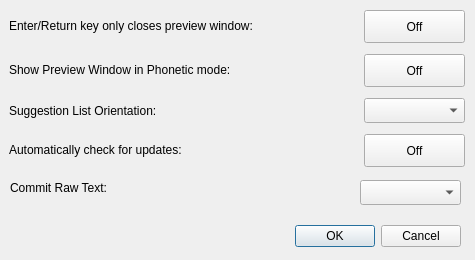
OpenBangla/OpenBangla-Keyboard, file src/frontend/SettingsDialog.ui: the form before one commit.
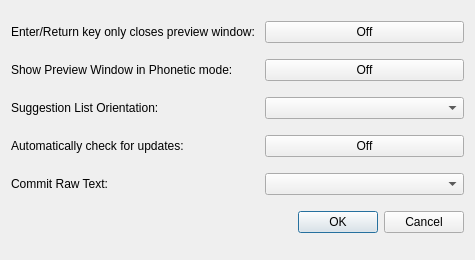
The form after the commit.

Commit message: Add Grid Layout

What changed in the file:
```diff
--- a/src/frontend/SettingsDialog.ui
+++ b/src/frontend/SettingsDialog.ui
@@ -19,108 +19,9 @@
   <property name="windowTitle">
    <string>Settings</string>
   </property>
-  <widget class="QPushButton" name="btnClosePrevWin">
-   <property name="geometry">
-    <rect>
-     <x>364</x>
-     <y>10</y>
-     <width>101</width>
-     <height>33</height>
-    </rect>
-   </property>
-   <property name="text">
-    <string>Off</string>
-   </property>
-   <property name="checkable">
-    <bool>true</bool>
-   </property>
-  </widget>
-  <widget class="QPushButton" name="btnCheckUpdate">
-   <property name="geometry">
-    <rect>
-     <x>364</x>
-     <y>134</y>
-     <width>101</width>
-     <height>33</height>
-    </rect>
-   </property>
-   <property name="text">
-    <string>Off</string>
-   </property>
-   <property name="checkable">
-    <bool>true</bool>
-   </property>
-  </widget>
-  <widget class="QComboBox" name="cmbOrientation">
-   <property name="geometry">
-    <rect>
-     <x>364</x>
-     <y>98</y>
-     <width>101</width>
-     <height>25</height>
-    </rect>
-   </property>
-  </widget>
-  <widget class="QLabel" name="label_4">
-   <property name="geometry">
-    <rect>
-     <x>9</x>
-     <y>142</y>
-     <width>223</width>
-     <height>17</height>
-    </rect>
-   </property>
-   <property name="sizePolicy">
-    <sizepolicy hsizetype="Fixed" vsizetype="Fixed">
-     <horstretch>0</horstretch>
-     <verstretch>0</verstretch>
-    </sizepolicy>
-   </property>
-   <property name="text">
-    <string>&lt;html&gt;&lt;head/&gt;&lt;body&gt;&lt;p&gt;Automatically check for updates:&lt;/p&gt;&lt;/body&gt;&lt;/html&gt;</string>
-   </property>
-  </widget>
-  <widget class="QPushButton" name="btnShowPrevWin">
-   <property name="geometry">
-    <rect>
-     <x>364</x>
-     <y>54</y>
-     <width>101</width>
-     <height>33</height>
-    </rect>
-   </property>
-   <property name="text">
-    <string>Off</string>
-   </property>
-   <property name="checkable">
-    <bool>true</bool>
-   </property>
-  </widget>
-  <widget class="QDialogButtonBox" name="buttonBox">
-   <property name="geometry">
-    <rect>
-     <x>10</x>
-     <y>220</y>
-     <width>451</width>
-     <height>33</height>
-    </rect>
-   </property>
-   <property name="orientation">
-    <enum>Qt::Horizontal</enum>
-   </property>
-   <property name="standardButtons">
-    <set>QDialogButtonBox::Cancel|QDialogButtonBox::Ok</set>
-   </property>
-  </widget>
+  <layout class="QGridLayout" name="gridLayout">
+   <item row="0" column="0">
   <widget class="QLabel" name="label">
-   <property name="geometry">
-    <rect>
-     <x>9</x>
-     <y>18</y>
-     <width>315</width>
-     <height>17</height>
-    </rect>
-   </property>
    <property name="sizePolicy">
     <sizepolicy hsizetype="Fixed" vsizetype="Fixed">
      <horstretch>0</horstretch>
@@ -133,34 +34,19 @@
                         </string>
    </property>
   </widget>
-  <widget class="QLabel" name="label_3">
-   <property name="geometry">
-    <rect>
-     <x>9</x>
-     <y>102</y>
-     <width>191</width>
-     <height>17</height>
-    </rect>
-   </property>
-   <property name="sizePolicy">
-    <sizepolicy hsizetype="Fixed" vsizetype="Fixed">
-     <horstretch>0</horstretch>
-     <verstretch>0</verstretch>
-    </sizepolicy>
-   </property>
+   </item>
+   <item row="0" column="1">
+    <widget class="QPushButton" name="btnClosePrevWin">
    <property name="text">
-    <string>Suggestion List Orientation:</string>
-   </property>
-  </widget>
+      <string>Off</string>
+     </property>
+     <property name="checkable">
+      <bool>true</bool>
+     </property>
+    </widget>
+   </item>
+   <item row="1" column="0">
   <widget class="QLabel" name="label_2">
-   <property name="geometry">
-    <rect>
-     <x>9</x>
-     <y>62</y>
-     <width>280</width>
-     <height>17</height>
-    </rect>
-   </property>
    <property name="sizePolicy">
     <sizepolicy hsizetype="Fixed" vsizetype="Fixed">
      <horstretch>0</horstretch>
@@ -171,29 +57,77 @@
     <string>&lt;html&gt;&lt;head/&gt;&lt;body&gt;&lt;p&gt;Show Preview Window in Phonetic mode:&lt;/p&gt;&lt;/body&gt;&lt;/html&gt;</string>
    </property>
   </widget>
+   </item>
+   <item row="1" column="1">
+    <widget class="QPushButton" name="btnShowPrevWin">
+     <property name="text">
+      <string>Off</string>
+     </property>
+     <property name="checkable">
+      <bool>true</bool>
+     </property>
+    </widget>
+   </item>
+   <item row="2" column="0">
+    <widget class="QLabel" name="label_3">
+     <property name="sizePolicy">
+      <sizepolicy hsizetype="Fixed" vsizetype="Fixed">
+       <horstretch>0</horstretch>
+       <verstretch>0</verstretch>
+      </sizepolicy>
+     </property>
+     <property name="text">
+      <string>Suggestion List Orientation:</string>
+     </property>
+    </widget>
+   </item>
+   <item row="2" column="1">
+    <widget class="QComboBox" name="cmbOrientation"/>
+   </item>
+   <item row="3" column="0">
+    <widget class="QLabel" name="label_4">
+     <property name="sizePolicy">
+      <sizepolicy hsizetype="Fixed" vsizetype="Fixed">
+       <horstretch>0</horstretch>
+       <verstretch>0</verstretch>
+      </sizepolicy>
+     </property>
+     <property name="text">
+      <string>&lt;html&gt;&lt;head/&gt;&lt;body&gt;&lt;p&gt;Automatically check for updates:&lt;/p&gt;&lt;/body&gt;&lt;/html&gt;</string>
+     </property>
+    </widget>
+   </item>
+   <item row="3" column="1">
+    <widget class="QPushButton" name="btnCheckUpdate">
+     <property name="text">
+      <string>Off</string>
+     </property>
+     <property name="checkable">
+      <bool>true</bool>
+     </property>
+    </widget>
+   </item>
+   <item row="4" column="0">
   <widget class="QLabel" name="label_5">
-   <property name="geometry">
-    <rect>
-     <x>10</x>
-     <y>180</y>
-     <width>241</width>
-     <height>17</height>
-    </rect>
-   </property>
    <property name="text">
     <string>&lt;html&gt;&lt;head/&gt;&lt;body&gt;&lt;p&gt;Commit Raw Text:&lt;/p&gt;&lt;/body&gt;&lt;/html&gt;</string>
    </property>
   </widget>
-  <widget class="QComboBox" name="cmbRawTxt">
-   <property name="geometry">
-    <rect>
-     <x>360</x>
-     <y>180</y>
-     <width>101</width>
-     <height>25</height>
-    </rect>
-   </property>
-  </widget>
+   </item>
+   <item row="4" column="1">
+    <widget class="QComboBox" name="cmbRawTxt"/>
+   </item>
+   <item row="5" column="0" colspan="2">
+    <widget class="QDialogButtonBox" name="buttonBox">
+     <property name="orientation">
+      <enum>Qt::Horizontal</enum>
+     </property>
+     <property name="standardButtons">
+      <set>QDialogButtonBox::Cancel|QDialogButtonBox::Ok</set>
+     </property>
+    </widget>
+   </item>
+  </layout>
  </widget>
  <resources/>
  <connections>
```
Lines whose indentation alone changed are shown as unchanged.
